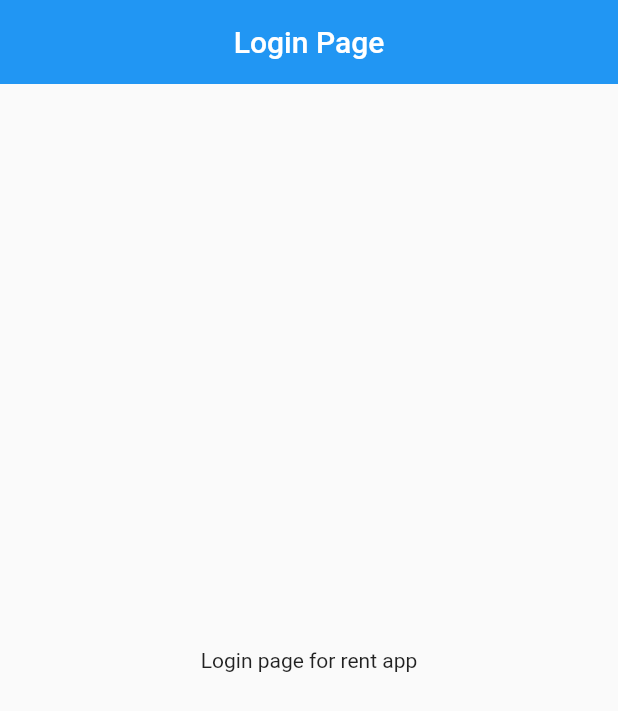
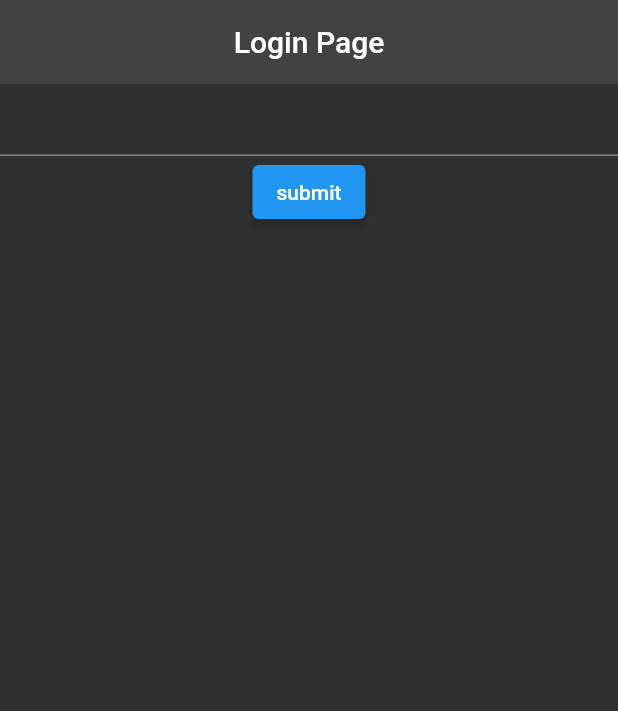
Before and after one commit to praveen1082/rentapp, a Flutter app: the screen it shows after launch, on a phone screen of 412 x 824 dp. Shown: the top 711 px of the screen. Run offline on Flutter 3.47's test engine with Material 2 defaults, Android fonts, the phone set to English and light mode, and no system bars.

Commit message:
Some changes made

```diff
--- a/lib/loginpage.dart
+++ b/lib/loginpage.dart
@@ -9,16 +9,35 @@ class LoginPage extends StatefulWidget {
 }
 
 class _LoginPageState extends State<LoginPage> {
+  final _formKey = GlobalKey<FormState>();
   @override
   Widget build(BuildContext context) {
     return Scaffold(
-        appBar: AppBar(
-          elevation: 0,
-          centerTitle: true,
-          title: Text(widget.title),
+      appBar: AppBar(
+        elevation: 0,
+        centerTitle: true,
+        title: Text(widget.title),
+      ),
+      body: Form(
+        key: _formKey,
+        child: Column(
+          children: [
+            TextFormField(
+              validator: (value) {
+                if (value == null || value.isEmpty) {
+                  return 'please enter some text. Email is required to Login';
+                }
+                return null;
+              },
+            ),
+            ElevatedButton(
+                onPressed: () {
+                  if (_formKey.currentState!.validate()) {}
+                },
+                child: Text('submit'))
+          ],
         ),
-        body: Center(
-          child: Text("Login page for rent app"),
-        ));
+      ),
+    );
   }
 }
--- a/lib/main.dart
+++ b/lib/main.dart
@@ -13,6 +13,7 @@ class RentApp extends StatelessWidget {
       debugShowCheckedModeBanner: false,
       title: 'Rent App',
       theme: ThemeData(
+        brightness: Brightness.dark,
         primarySwatch: Colors.blue,
       ),
       home: const LoginPage(title: 'Login Page'),
```
